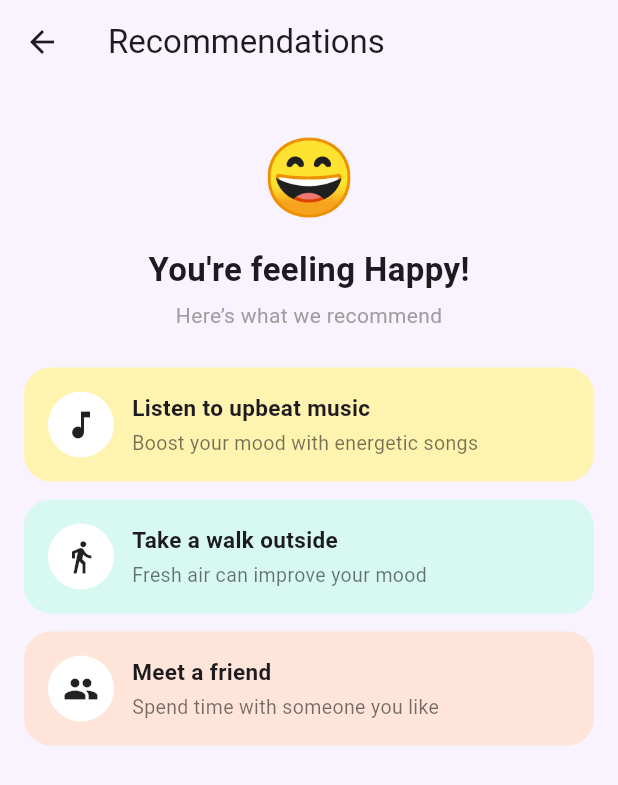
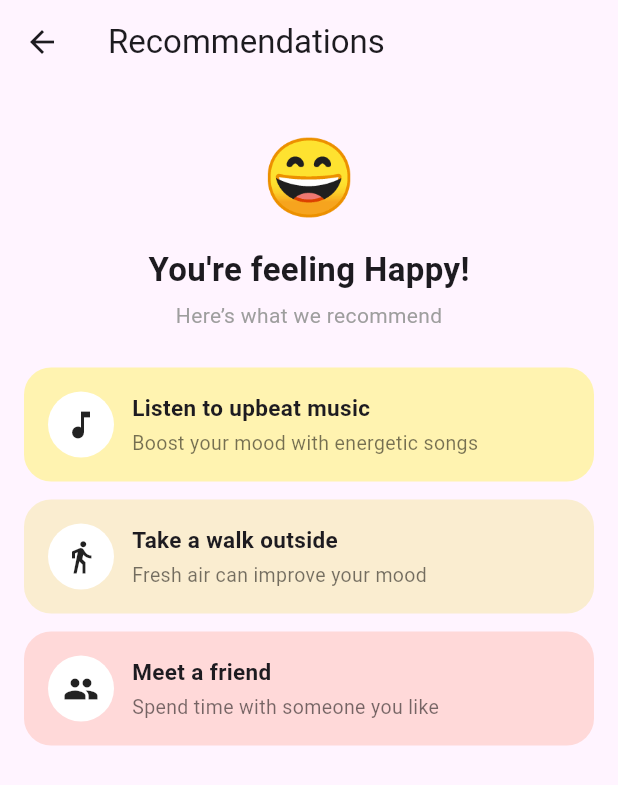
Before and after one commit to ainylestari/ProjectAkhir_TPM, a Flutter app: the RecommendationScreen screen opened directly, on a phone screen of 412 x 824 dp. Shown: the top 785 px of the screen. Run offline on Flutter 3.47's test engine with Material 3 defaults, Android fonts, the phone set to English and light mode, and no system bars; our stand-ins replace image_picker, shared_preferences, sqflite; accounts and stored records are empty.

Commit message:
update kecil2an

```diff
--- a/lib/screens/journal.dart
+++ b/lib/screens/journal.dart
@@ -85,7 +85,7 @@ class _JournalScreenState extends State<JournalScreen> {
               },
               elementColor: Colors.white,
               bgColor: Colors.purple,
-              bg2Color: Colors.purple.shade300,
+              bg2Color: Colors.pinkAccent,
             ),
 
             const SizedBox(height: 20),
--- a/lib/screens/journalDetail.dart
+++ b/lib/screens/journalDetail.dart
@@ -151,7 +151,7 @@ class _JournalDetailScreenState
               ? "Edit Journal"
               : "Write Journal",
         ),
-        backgroundColor: Colors.purple,
+        backgroundColor: Color.fromARGB(255, 255, 244, 255),
       ),
       body: Padding(
         padding: const EdgeInsets.all(20),
--- a/lib/screens/recommendation.dart
+++ b/lib/screens/recommendation.dart
@@ -20,13 +20,13 @@ class RecommendationScreen extends StatelessWidget {
           ),
           recommendationCard(
             icon: Icons.directions_walk,
-            color: const Color(0xFFD7F9F1),
+            color: const Color.fromARGB(255, 250, 237, 208),
             title: "Take a walk outside",
             subtitle: "Fresh air can improve your mood",
           ),
           recommendationCard(
             icon: Icons.people,
-            color: const Color(0xFFFFE5D9),
+            color: const Color.fromARGB(255, 255, 217, 217),
             title: "Meet a friend",
             subtitle: "Spend time with someone you like",
           ),
@@ -37,19 +37,19 @@ class RecommendationScreen extends StatelessWidget {
         recommendations = [
           recommendationCard(
             icon: Icons.fastfood,
-            color: const Color(0xFFFFF3B0),
+            color: const Color.fromARGB(255, 199, 250, 253),
             title: "Comfort food or drink",
             subtitle: "Treat yourself gently",
           ),
           recommendationCard(
             icon: Icons.favorite,
-            color: const Color(0xFFFFE5D9),
+            color: const Color.fromARGB(255, 197, 217, 252),
             title: "Connect with loved ones",
             subtitle: "Talk to someone you trust",
           ),
           recommendationCard(
             icon: Icons.edit,
-            color: const Color(0xFFD7F9F1),
+            color: const Color.fromARGB(255, 230, 193, 247),
             title: "Journaling",
             subtitle: "Write what you feel",
           ),
@@ -60,13 +60,13 @@ class RecommendationScreen extends StatelessWidget {
         recommendations = [
           recommendationCard(
             icon: Icons.fitness_center,
-            color: const Color(0xFFFFE5D9),
+            color: const Color.fromARGB(255, 193, 250, 208),
             title: "Intense exercise",
             subtitle: "Release your energy physically",
           ),
           recommendationCard(
             icon: Icons.spa,
-            color: const Color(0xFFD7F9F1),
+            color: const Color.fromARGB(255, 181, 252, 230),
             title: "Grounding technique",
             subtitle: "Calm your mind step by step",
           ),
@@ -83,19 +83,19 @@ class RecommendationScreen extends StatelessWidget {
         recommendations = [
           recommendationCard(
             icon: Icons.menu_book,
-            color: const Color(0xFFFFF3B0),
+            color: const Color.fromARGB(255, 252, 206, 194),
             title: "Read a book",
             subtitle: "Gain new perspective",
           ),
           recommendationCard(
             icon: Icons.music_note,
-            color: const Color(0xFFD7F9F1),
+            color: const Color.fromARGB(255, 248, 244, 207),
             title: "Listen to music",
             subtitle: "Relax and enjoy",
           ),
           recommendationCard(
             icon: Icons.school,
-            color: const Color(0xFFFFE5D9),
+            color: const Color.fromARGB(255, 207, 247, 203),
             title: "Study time",
             subtitle: "Boost your productivity",
           ),
@@ -103,10 +103,10 @@ class RecommendationScreen extends StatelessWidget {
     }
 
     return Scaffold(
-      backgroundColor: const Color(0xFFF8F3FF),
+      backgroundColor: const Color.fromARGB(255, 255, 244, 255),
       appBar: AppBar(
         title: Text("Recommendations"),
-        backgroundColor: const Color(0xFFF8F3FF),
+        backgroundColor: const Color.fromARGB(255, 255, 244, 255),
       ),
       body: SingleChildScrollView(
         padding: const EdgeInsets.all(16),
```
Also changed, not shown: lib/database.dart (+2 -16 lines), lib/screens/home.dart (+1 -23 lines), lib/screens/planner.dart (+2 -25 lines), lib/screens/profile.dart (+27 -18 lines), 1 other file.
